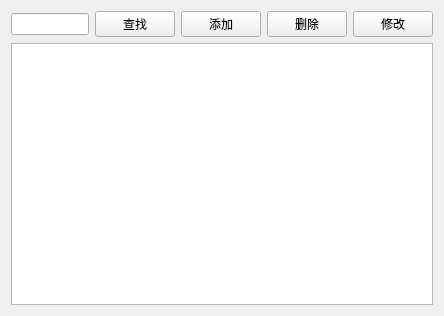
This is patientview.ui in Jvsong/Qttask3 as Qt 5 draws it before an edit. The edited form follows.
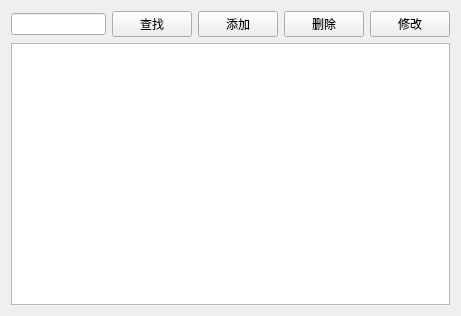
This is the edited form.

```diff
--- a/patientview.ui
+++ b/patientview.ui
@@ -6,7 +6,7 @@
    <rect>
     <x>0</x>
     <y>0</y>
-    <width>444</width>
+    <width>461</width>
     <height>316</height>
    </rect>
   </property>
@@ -15,38 +15,42 @@
   </property>
   <layout class="QGridLayout" name="gridLayout">
    <item row="0" column="0">
-    <widget class="QLineEdit" name="lineEdit"/>
-   </item>
-   <item row="0" column="1">
+    <layout class="QHBoxLayout" name="horizontalLayout">
+     <item>
+      <widget class="QLineEdit" name="txtSearch"/>
+     </item>
+     <item>
     <widget class="QPushButton" name="btSearch">
      <property name="text">
       <string>查找</string>
      </property>
     </widget>
    </item>
-   <item row="0" column="2">
+     <item>
     <widget class="QPushButton" name="btAdd">
      <property name="text">
       <string>添加</string>
      </property>
     </widget>
    </item>
-   <item row="0" column="3">
+     <item>
     <widget class="QPushButton" name="btDelete">
      <property name="text">
       <string>删除</string>
      </property>
     </widget>
    </item>
-   <item row="0" column="4">
+     <item>
     <widget class="QPushButton" name="btEdit">
      <property name="text">
       <string>修改</string>
      </property>
     </widget>
    </item>
-   <item row="1" column="0" colspan="5">
-    <widget class="QTextEdit" name="tableView"/>
+    </layout>
+   </item>
+   <item row="1" column="0">
+    <widget class="QTableView" name="tableView"/>
    </item>
   </layout>
  </widget>
```
Lines whose indentation alone changed are shown as unchanged.
